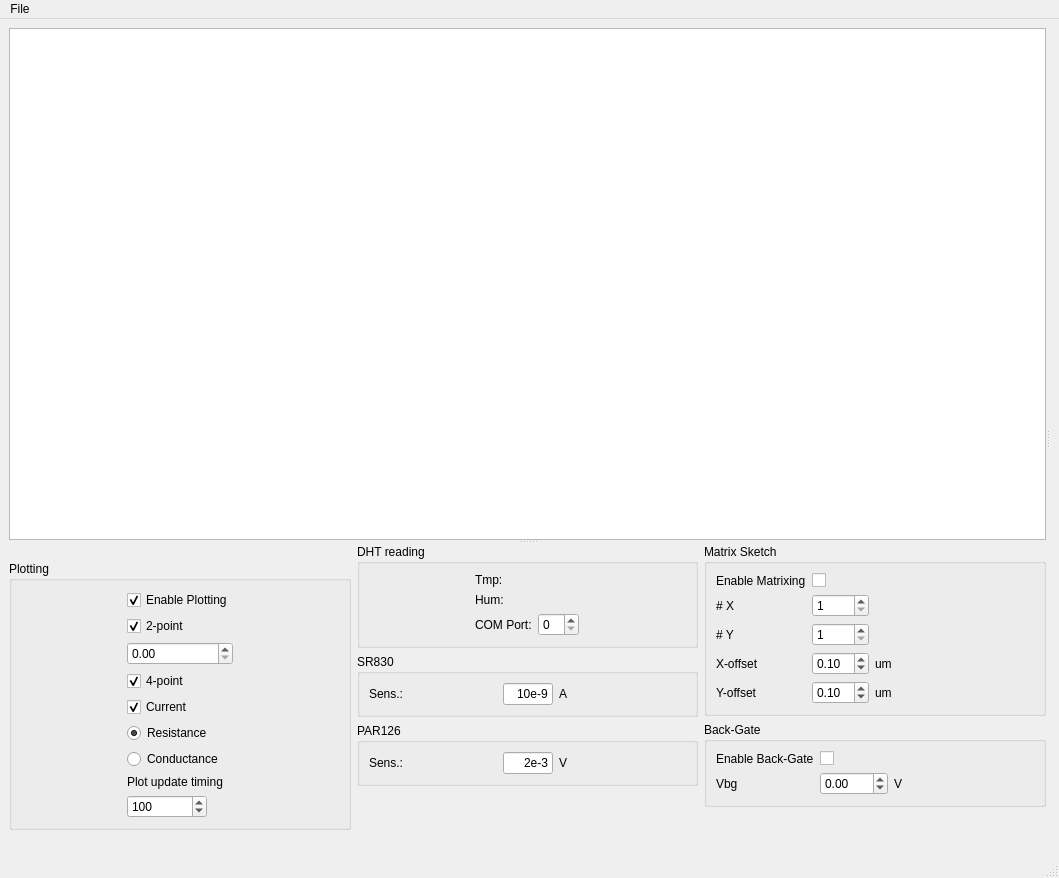
Above: mainwindow.ui from MerlinSmiles/lithocontrol before the change. Below: the same form after it.
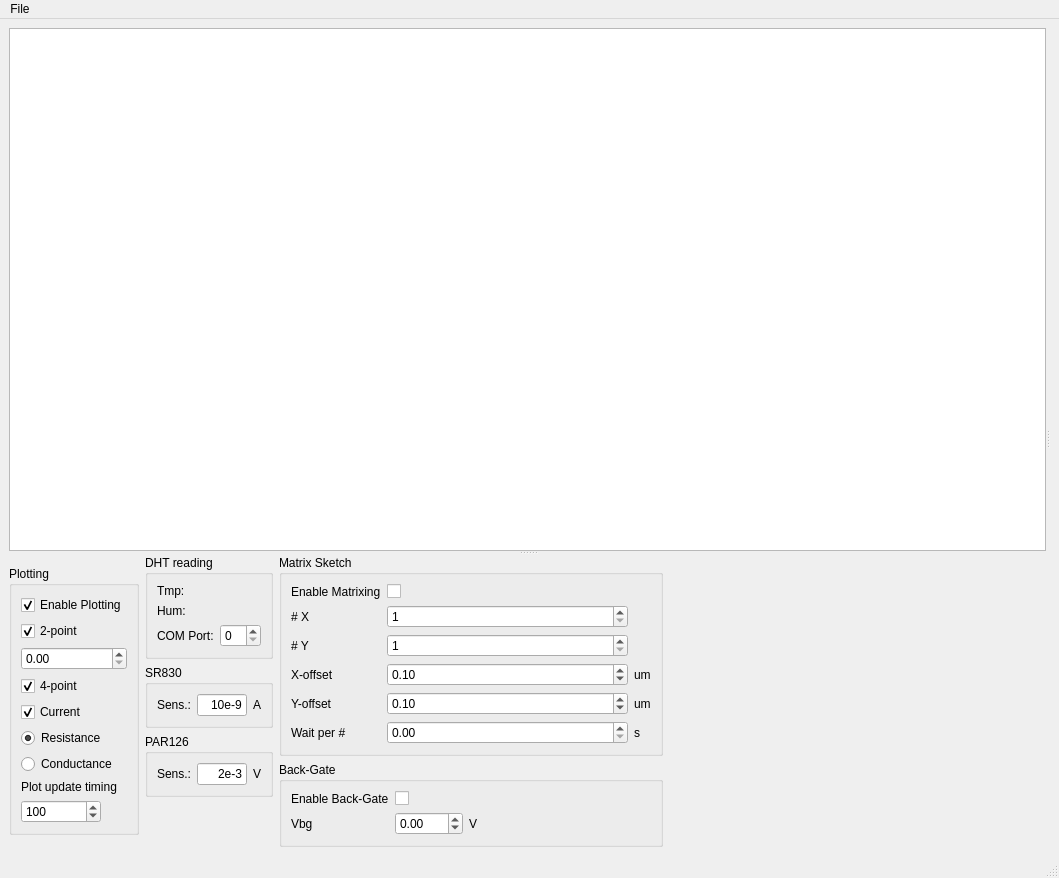
That is the form after the change.

What changed in the file:
```diff
--- a/mainwindow.ui
+++ b/mainwindow.ui
@@ -58,6 +58,9 @@
         <enum>Qt::Vertical</enum>
        </property>
        <widget class="QTreeView" name="tree_file">
+        <property name="enabled">
+         <bool>true</bool>
+        </property>
         <property name="sizePolicy">
          <sizepolicy hsizetype="Expanding" vsizetype="Expanding">
           <horstretch>0</horstretch>
@@ -429,7 +432,7 @@
              <property name="sizeHint" stdset="0">
               <size>
                <width>20</width>
-               <height>40</height>
+               <height>0</height>
               </size>
              </property>
             </spacer>
@@ -460,7 +463,7 @@
               <item row="4" column="3">
                <widget class="QDoubleSpinBox" name="matrix_dy">
                 <property name="sizePolicy">
-                 <sizepolicy hsizetype="Maximum" vsizetype="Fixed">
+                 <sizepolicy hsizetype="MinimumExpanding" vsizetype="Fixed">
                   <horstretch>0</horstretch>
                   <verstretch>0</verstretch>
                  </sizepolicy>
@@ -561,6 +564,27 @@
                 </property>
                </widget>
               </item>
+              <item row="5" column="1">
+               <widget class="QLabel" name="label_18">
+                <property name="text">
+                 <string>Wait per #</string>
+                </property>
+               </widget>
+              </item>
+              <item row="5" column="3">
+               <widget class="QDoubleSpinBox" name="matrix_time">
+                <property name="maximum">
+                 <double>99999.000000000000000</double>
+                </property>
+               </widget>
+              </item>
+              <item row="5" column="4">
+               <widget class="QLabel" name="label_19">
+                <property name="text">
+                 <string>s</string>
+                </property>
+               </widget>
+              </item>
              </layout>
             </widget>
            </item>
@@ -647,13 +671,26 @@
              <property name="sizeHint" stdset="0">
               <size>
                <width>20</width>
-               <height>40</height>
+               <height>0</height>
               </size>
              </property>
             </spacer>
            </item>
           </layout>
          </item>
+         <item row="0" column="4">
+          <spacer name="horizontalSpacer">
+           <property name="orientation">
+            <enum>Qt::Horizontal</enum>
+           </property>
+           <property name="sizeHint" stdset="0">
+            <size>
+             <width>0</width>
+             <height>20</height>
+            </size>
+           </property>
+          </spacer>
+         </item>
         </layout>
        </widget>
       </widget>
```
Left out of the diff: 68 changed lines with no effect on the pictures.
